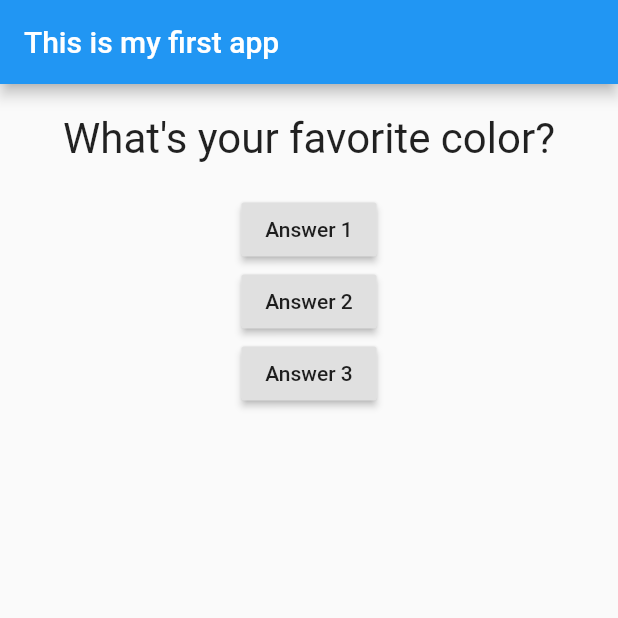
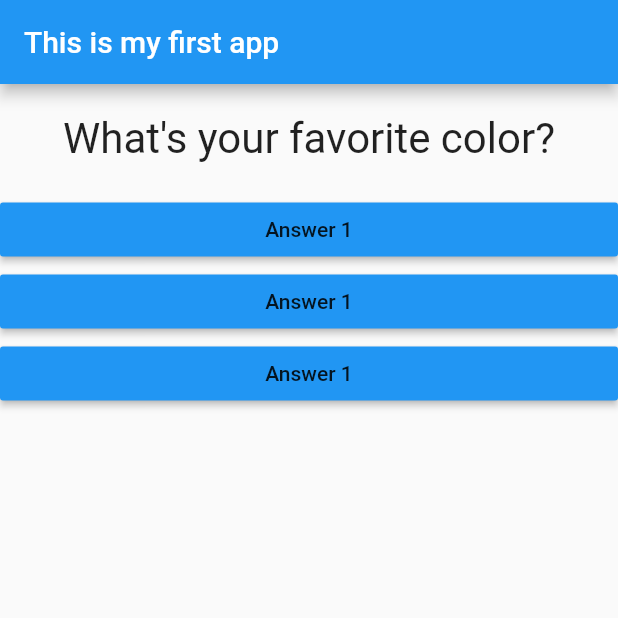
Before and after one commit to PatrickChow0803/flutter-quiz-app, a Flutter app: the screen it shows after launch, on a phone screen of 412 x 824 dp, the top half of it. Run offline on Flutter 3.47's test engine with Material 2 defaults, Android fonts, the phone set to English and light mode, and no system bars.

Commit message:
Added an answer custom widget that takes in a function

```diff
--- /dev/null
+++ b/quiz_app/lib/answer.dart
@@ -0,0 +1,20 @@
+import 'package:flutter/material.dart';
+
+class Answer extends StatelessWidget {
+  // Function = Value stored in this property has to be a function and a pointer
+  final Function selectHandeler;
+
+  Answer(this.selectHandeler);
+
+  @override
+  Widget build(BuildContext context) {
+    return Container(
+      width: double.infinity,
+      child: RaisedButton(
+        color: Colors.blue,
+        child: Text('Answer 1'),
+        onPressed: selectHandeler,
+      ),
+    );
+  }
+}
--- a/quiz_app/lib/main.dart
+++ b/quiz_app/lib/main.dart
@@ -1,5 +1,6 @@
 import 'package:flutter/material.dart';
 import './question.dart';
+import './answer.dart';
 
 //void main() {
 //  (MyApp());
@@ -44,21 +45,9 @@ class _MyAppState extends State<MyApp> {
         body: Column(
           children: <Widget>[
             Question(questions[_questionIndex]),
-            RaisedButton(
-              child: Text('Answer 1'),
-              onPressed: _answerQuestion,
-            ),
-            RaisedButton(
-              child: Text('Answer 2'),
-              onPressed: () => print('Answer 2 Chosen!'),
-            ),
-            RaisedButton(
-              child: Text('Answer 3'),
-              onPressed: () {
-                // do some logic stuff here
-                print('Answer 3 Chosen!');
-              },
-            ),
+            Answer(_answerQuestion),
+            Answer(_answerQuestion),
+            Answer(_answerQuestion),
           ],
         ),
       ),
```
